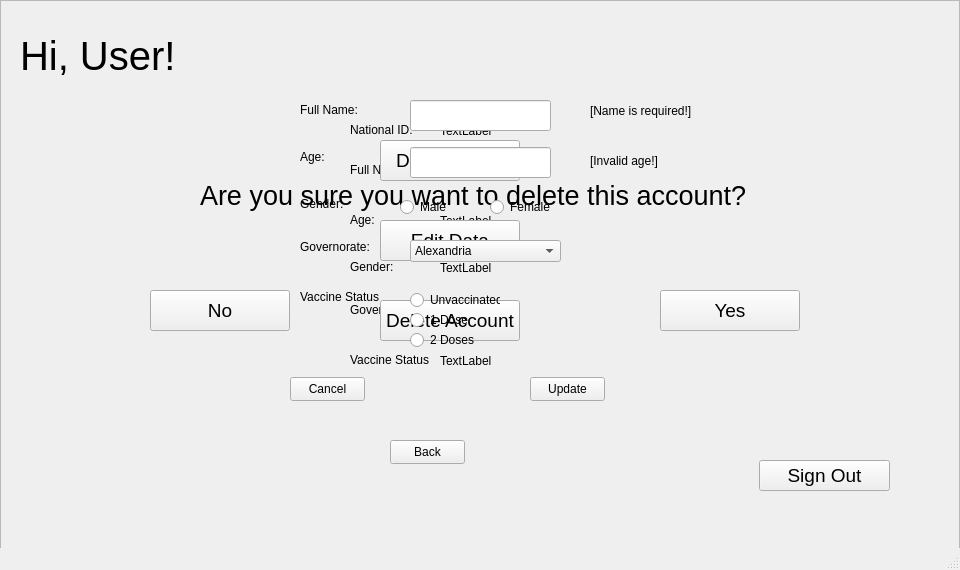
Old version of the form user_screen.ui in the repository MHani0/Vaccine-Tracking-System.
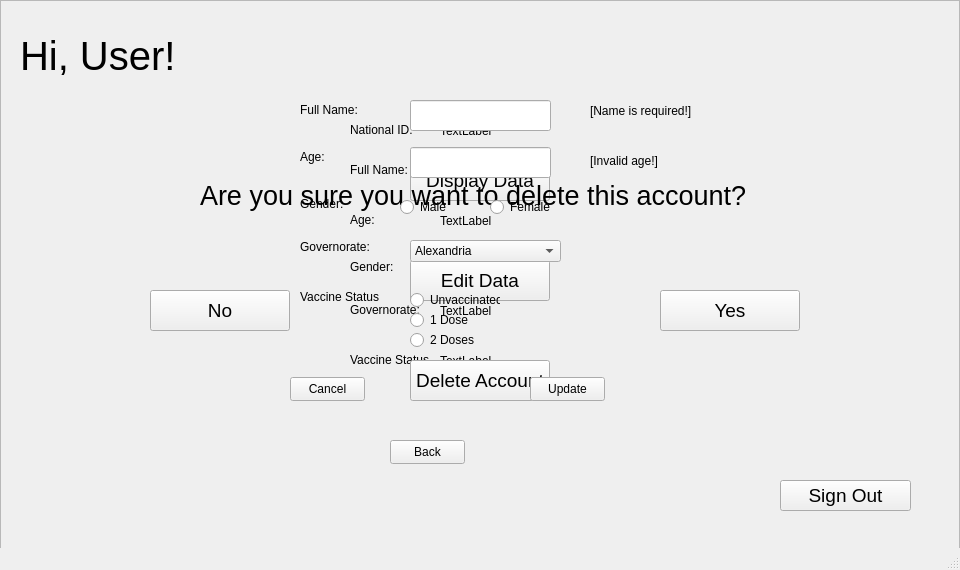
New version of the form.

Diff of the .ui file:
```diff
--- a/user_screen.ui
+++ b/user_screen.ui
@@ -65,8 +65,8 @@
     <widget class="QPushButton" name="display">
      <property name="geometry">
       <rect>
-       <x>380</x>
-       <y>140</y>
+       <x>410</x>
+       <y>160</y>
        <width>140</width>
        <height>41</height>
       </rect>
@@ -83,8 +83,8 @@
     <widget class="QPushButton" name="signout">
      <property name="geometry">
       <rect>
-       <x>759</x>
-       <y>460</y>
+       <x>780</x>
+       <y>480</y>
        <width>131</width>
        <height>31</height>
       </rect>
@@ -101,8 +101,8 @@
     <widget class="QPushButton" name="deleteacc">
      <property name="geometry">
       <rect>
-       <x>380</x>
-       <y>300</y>
+       <x>410</x>
+       <y>360</y>
        <width>140</width>
        <height>41</height>
       </rect>
@@ -119,8 +119,8 @@
     <widget class="QPushButton" name="edit">
      <property name="geometry">
       <rect>
-       <x>380</x>
-       <y>220</y>
+       <x>410</x>
+       <y>260</y>
        <width>140</width>
        <height>41</height>
       </rect>
```
Left out of the diff: 2 changed lines with no effect on the pictures.
